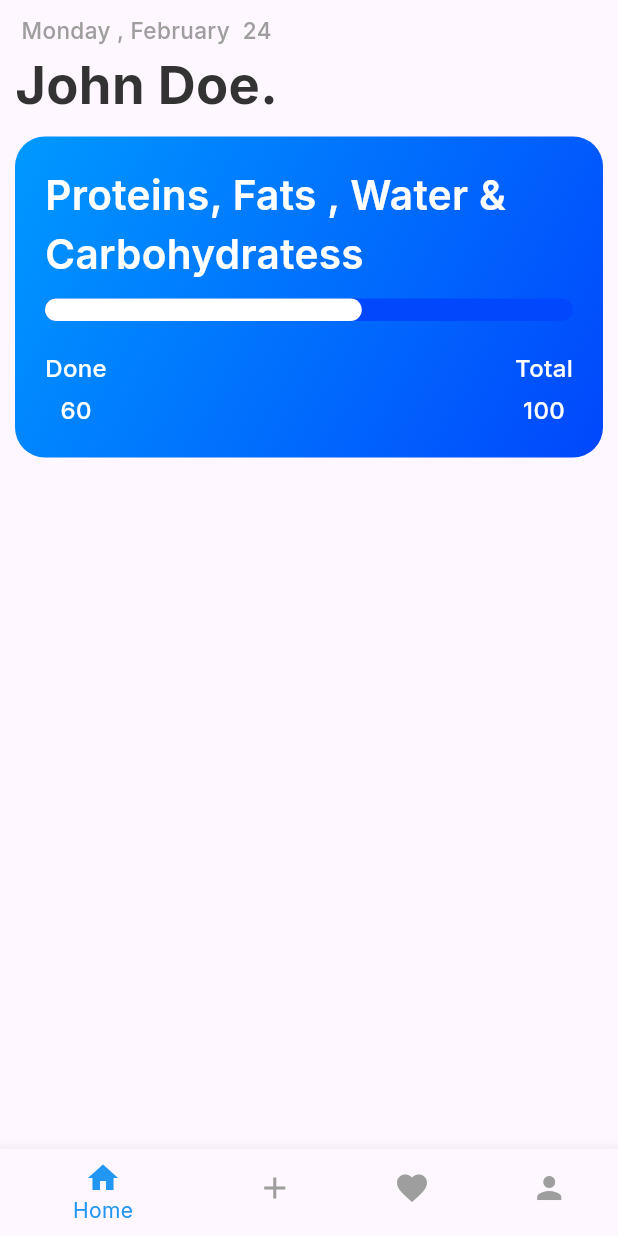
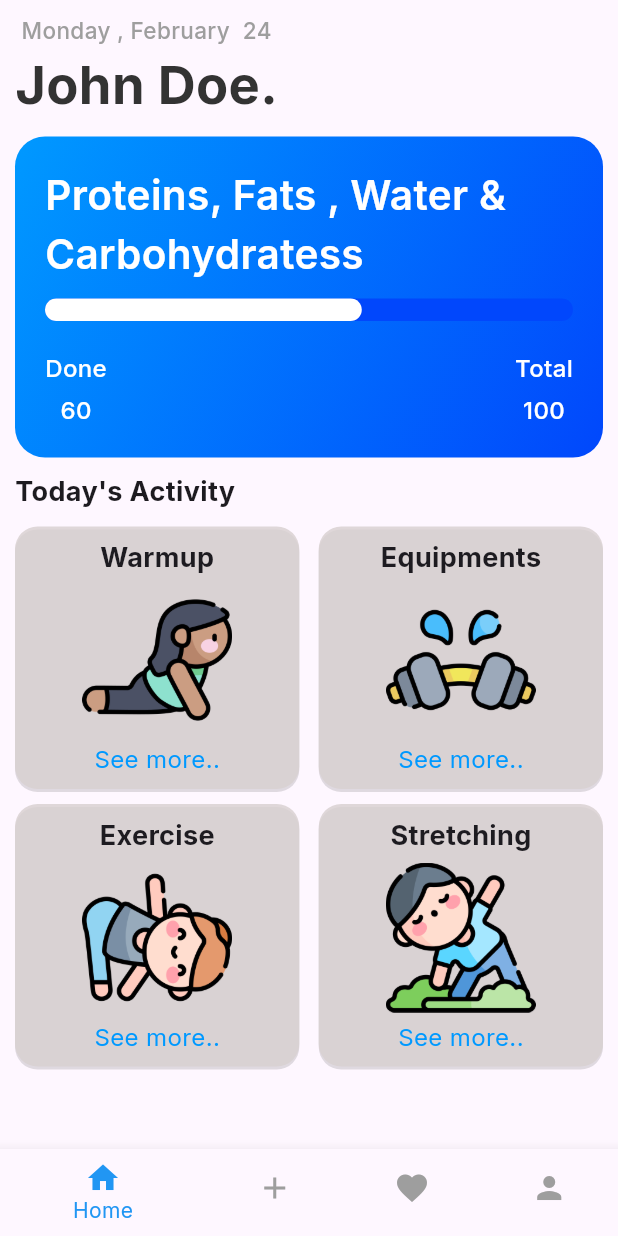
Before and after one commit to sachishehan/Workout-Planner_mobile-App, a Flutter app: the screen it shows after launch, on a phone screen of 412 x 824 dp. Run offline on Flutter 3.47's test engine with Material 3 defaults, Android fonts, the phone set to English and light mode, and no system bars; our stand-ins replace google_fonts.

Commit message:
created home page

```diff
--- a/lib/constants/colors.dart
+++ b/lib/constants/colors.dart
@@ -1,6 +1,7 @@
 import 'package:flutter/material.dart';
 
 const kSubtitleColor = Colors.grey;
+const kCardBgColor = Color.fromARGB(208, 216, 208, 208);
 const kMainWhiteColor = Colors.white;
 const kMainColor = Color(0xff0099FF);
 
--- a/lib/pages/home_page.dart
+++ b/lib/pages/home_page.dart
@@ -4,6 +4,7 @@ import 'package:intl/intl.dart';
 import 'package:workout_plan/constants/colors.dart';
 import 'package:workout_plan/constants/responsive.dart';
 import 'package:workout_plan/data/user_data.dart';
+import 'package:workout_plan/widgets/exercise_card.dart';
 import 'package:workout_plan/widgets/pogress_card.dart';
 
 class HomePage extends StatefulWidget {
@@ -59,6 +60,51 @@ class _HomePageState extends State<HomePage> {
                     progressValue: 0.6,
                     total: 100,
                   ),
+                  SizedBox(
+                    height: 10,
+                  ),
+                  Text("Today's Activity",
+                  style: TextStyle(
+                    fontSize: 18,
+                    fontWeight: FontWeight.bold,
+                  ),
+                  ),
+                   SizedBox(
+                    height: 10,
+                  ),
+                  Row(
+                    mainAxisAlignment: MainAxisAlignment.spaceBetween,
+                    children: [
+                      ExerciseCard(
+                        description: "See more..",
+                        imageUrl: "assests/images/exercises/cobra.png",
+                        title: "Warmup",
+                      ),
+                      ExerciseCard(
+                        description: "See more..",
+                        imageUrl: "assests/images/equipments/dumbbells2.png",
+                        title: "Equipments",
+                      ),
+                    ],
+                  ),
+                  SizedBox(
+                    height: 10,
+                  ),
+                  Row(
+                    mainAxisAlignment: MainAxisAlignment.spaceBetween,
+                    children: [
+                      ExerciseCard(
+                        description: "See more..",
+                        imageUrl: "assests/images/exercises/triangle.png",
+                        title: "Exercise",
+                      ),
+                      ExerciseCard(
+                        description: "See more..",
+                        imageUrl: "assests/images/exercises/yoga.png",
+                        title: "Stretching",
+                      ),
+                    ],
+                  ),
                 ],
               ),
             ),
--- /dev/null
+++ b/lib/widgets/exercise_card.dart
@@ -0,0 +1,63 @@
+import 'package:flutter/material.dart';
+import 'package:workout_plan/constants/colors.dart';
+
+class ExerciseCard extends StatelessWidget {
+
+  final String title;
+  final String imageUrl;
+  final String description;
+  const ExerciseCard({
+    super.key,
+    required this.title,
+    required this.imageUrl,
+    required this.description});
+
+  @override
+  Widget build(BuildContext context) {
+    return Container(
+      width: MediaQuery.of(context).size.width * 0.46,
+      decoration: BoxDecoration(
+        color: kCardBgColor,
+        borderRadius: BorderRadius.circular(15),
+        boxShadow: [
+        BoxShadow(
+          color:Colors.black12,
+          offset: Offset(0, 2),
+          ),
+        ],
+      ),
+      child: Padding(
+        padding: const EdgeInsets.all(8.0),
+        child: Column(
+          children: [
+            Text(
+              title,
+              style: TextStyle(
+                fontSize: 18,
+                fontWeight: FontWeight.bold,
+              ),
+            ),
+            SizedBox(
+              height: 5,
+            ),
+            Image.asset(imageUrl,
+            width: 100,
+            fit: BoxFit.cover,
+            ),
+            SizedBox(
+              height: 5,
+            ),
+            Text(
+              description,
+              style: TextStyle(
+                fontSize: 16,
+                fontWeight: FontWeight.normal,
+                color: kMainColor,
+              ),
+            )
+          ],
+        ),
+      ),
+    );
+  }
+}
```
